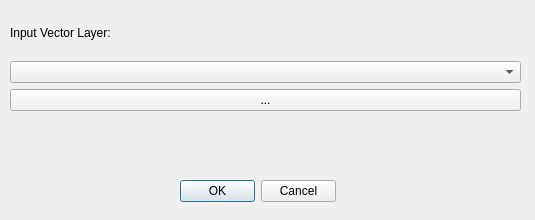
First picture: the form in raster_organiser/dialog_settings.ui, repository JakubCha/raster_organiser, before the edit.
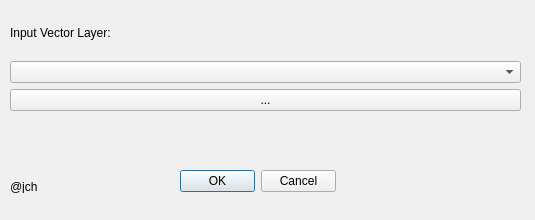
Second picture: the form after the edit. Icons and pictures are not drawn. Custom widgets are drawn as their Qt base class.

```diff
--- a/raster_organiser/dialog_settings.ui
+++ b/raster_organiser/dialog_settings.ui
@@ -54,7 +54,7 @@
    <property name="geometry">
     <rect>
      <x>180</x>
-     <y>180</y>
+     <y>170</y>
      <width>156</width>
      <height>23</height>
     </rect>
@@ -63,6 +63,19 @@
     <set>QDialogButtonBox::Cancel|QDialogButtonBox::Ok</set>
    </property>
   </widget>
+  <widget class="QLabel" name="label">
+   <property name="geometry">
+    <rect>
+     <x>10</x>
+     <y>180</y>
+     <width>47</width>
+     <height>13</height>
+    </rect>
+   </property>
+   <property name="text">
+    <string>@jch</string>
+   </property>
+  </widget>
  </widget>
  <customwidgets>
   <customwidget>
```
Left out of the diff: 3 changed lines with no effect on the pictures.
